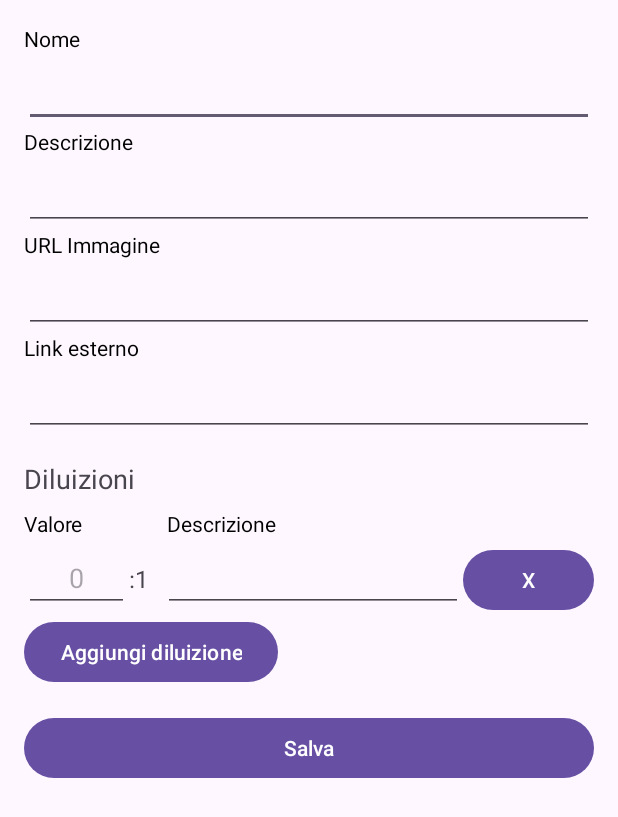
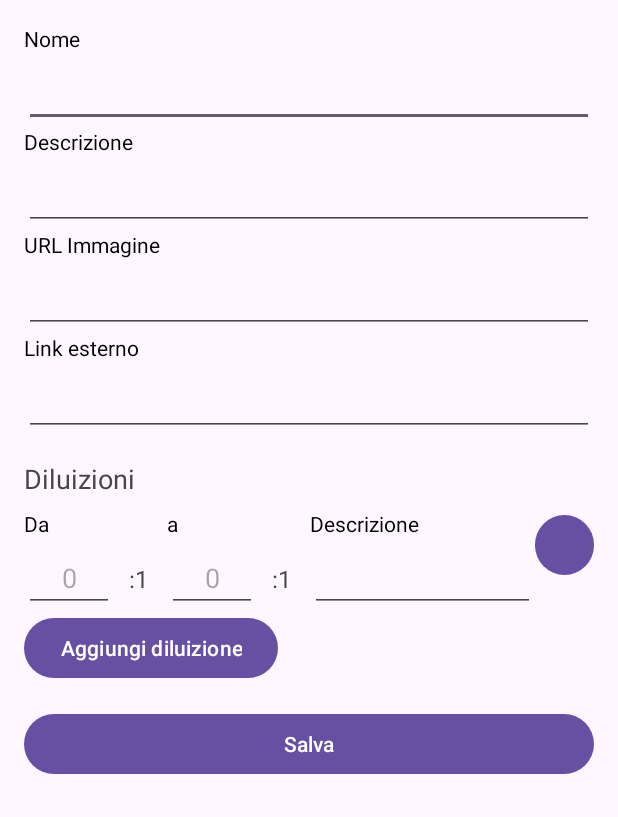
Before and after one commit to robsmashed/dilutiontool, an Android app: the ProductAddActivity screen opened directly, with no data from a screen before it, on a phone screen of 412 x 824 dp. Shown: the top 817 px of the screen. Run offline under Robolectric (Android 15) with nearby library versions, the phone set to English and light mode, and no system bars.

Commit message:
feat(ProductAddActivity): add minDilution input

```diff
--- a/app/src/main/java/com/example/dilutiontool/DilutionUtils.kt
+++ b/app/src/main/java/com/example/dilutiontool/DilutionUtils.kt
@@ -6,7 +6,7 @@ object DilutionUtils {
     fun getDescription(dilution: Dilution): String {
         val valueDescription = if (dilution.value == 0) "puro" else "1:${dilution.value}"
         val minValueDescription = if (dilution.minValue == 0) "puro" else "1:${dilution.minValue}"
-        val dilutionValues = if (dilution.minValue != null) "$minValueDescription - $valueDescription" else valueDescription
+        val dilutionValues = if (dilution.minValue != dilution.value) "$minValueDescription - $valueDescription" else valueDescription
         return "${dilution.description} [$dilutionValues]"
     }
 }
--- a/app/src/main/java/com/example/dilutiontool/entity/Dilution.kt
+++ b/app/src/main/java/com/example/dilutiontool/entity/Dilution.kt
@@ -10,8 +10,8 @@ import kotlinx.parcelize.Parcelize
 data class Dilution(
     @PrimaryKey(autoGenerate = true) val id: Long = 0,
     val productId: Long, // Foreign key reference to Product
-    val description: String,
+    val description: String? = "",
     val value: Int,
-    val minValue: Int? = null,
+    val minValue: Int,
     val mode: String? = null
 ) : Parcelable
--- a/app/src/main/res/layout/dilution_row_layout.xml
+++ b/app/src/main/res/layout/dilution_row_layout.xml
@@ -9,22 +9,54 @@
         android:layout_height="wrap_content"
         android:orientation="horizontal">
 
+        <LinearLayout
+            android:layout_width="match_parent"
+            android:layout_height="wrap_content"
+            android:orientation="vertical">
+
             <TextView
                 android:layout_width="95dp"
                 android:layout_height="wrap_content"
                 android:paddingBottom="4dp"
-            android:text="Valore"
+                android:text="Da"
                 android:textColor="#000000"
                 android:textSize="14sp" />
 
-        <TextView
+            <LinearLayout
                 android:layout_width="match_parent"
                 android:layout_height="wrap_content"
+                android:orientation="horizontal">
+
+                <EditText
+                    android:id="@+id/minDilutionInput"
+                    android:layout_width="60dp"
+                    android:layout_height="wrap_content"
+                    android:gravity="center"
+                    android:hint="0"
+                    android:inputType="numberDecimal" />
+
+                <TextView
+                    android:layout_width="wrap_content"
+                    android:layout_height="wrap_content"
+                    android:paddingStart="10dp"
+                    android:paddingEnd="10dp"
+                    android:text=":1"
+                    android:textSize="16sp" />
+            </LinearLayout>
+        </LinearLayout>
+
+        <LinearLayout
+            android:layout_width="match_parent"
+            android:layout_height="wrap_content"
+            android:orientation="vertical">
+
+            <TextView
+                android:layout_width="95dp"
+                android:layout_height="wrap_content"
                 android:paddingBottom="4dp"
-            android:text="Descrizione"
+                android:text="a"
                 android:textColor="#000000"
                 android:textSize="14sp" />
-    </LinearLayout>
 
             <LinearLayout
                 android:layout_width="match_parent"
@@ -33,7 +65,7 @@
 
                 <EditText
                     android:id="@+id/dilutionInput"
-            android:layout_width="70dp"
+                    android:layout_width="60dp"
                     android:layout_height="wrap_content"
                     android:gravity="center"
                     android:hint="0"
@@ -42,14 +74,36 @@
                 <TextView
                     android:layout_width="wrap_content"
                     android:layout_height="wrap_content"
+                    android:paddingStart="10dp"
                     android:paddingEnd="10dp"
                     android:text=":1"
                     android:textSize="16sp" />
+            </LinearLayout>
+        </LinearLayout>
+
+        <LinearLayout
+            android:layout_width="match_parent"
+            android:layout_height="wrap_content"
+            android:orientation="vertical">
+
+            <TextView
+                android:layout_width="wrap_content"
+                android:layout_height="wrap_content"
+                android:paddingBottom="4dp"
+                android:text="Descrizione"
+                android:textColor="#000000"
+                android:textSize="14sp" />
 
             <EditText
                 android:id="@+id/dilutionDescriptionInput"
-            android:layout_width="200dp"
+                android:layout_width="150dp"
                 android:layout_height="wrap_content" />
+        </LinearLayout>
+
+        <LinearLayout
+            android:layout_width="match_parent"
+            android:layout_height="wrap_content"
+            android:orientation="horizontal">
 
             <Button
                 android:id="@+id/removeDilutionButton"
@@ -58,3 +112,5 @@
                 android:text="X" />
         </LinearLayout>
     </LinearLayout>
+
+</LinearLayout>
```
Also changed, not shown: app/src/main/java/com/example/dilutiontool/ProductAddActivity.kt (+12 -7 lines), app/src/main/java/com/example/dilutiontool/ProductListActivity.kt (+60 -22 lines). Lines whose indentation alone changed are shown as unchanged.
